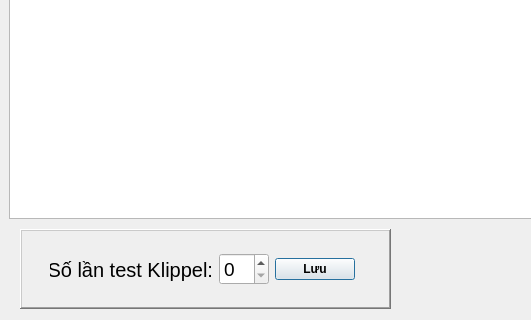
Qt form InspectionDialog.ui (bachlong12623/GateKepperHershey) before a commit; both pictures show x 0 to 531 and y 431 to 751 of the 1109 by 751 pixel window.
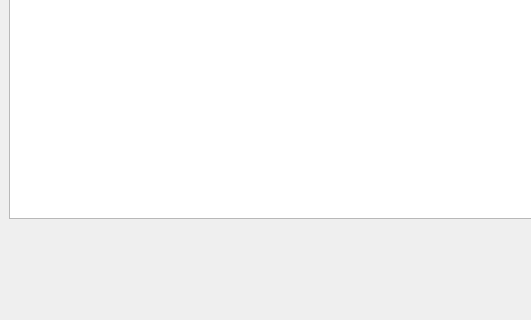
The same form after that commit.

Commit message: Refactor UI elements in MainWindow and InspectionDialog; adjust layout dimensions, enable previously disabled labels, and clean up commented code in ScanPackout

What changed in the file:
```diff
--- a/InspectionDialog.ui
+++ b/InspectionDialog.ui
@@ -90,77 +90,6 @@
     <string>NG trùng Serial:</string>
    </property>
   </widget>
-  <widget class="QFrame" name="frame">
-   <property name="geometry">
-    <rect>
-     <x>20</x>
-     <y>660</y>
-     <width>371</width>
-     <height>80</height>
-    </rect>
-   </property>
-   <property name="frameShape">
-    <enum>QFrame::WinPanel</enum>
-   </property>
-   <property name="frameShadow">
-    <enum>QFrame::Raised</enum>
-   </property>
-   <widget class="QWidget" name="horizontalLayoutWidget">
-    <property name="geometry">
-     <rect>
-      <x>30</x>
-      <y>20</y>
-      <width>305</width>
-      <height>41</height>
-     </rect>
-    </property>
-    <layout class="QHBoxLayout" name="horizontalLayout">
-     <item>
-      <widget class="QLabel" name="label_2">
-       <property name="font">
-        <font>
-         <pointsize>15</pointsize>
-        </font>
-       </property>
-       <property name="text">
-        <string>Số lần test Klippel:</string>
-       </property>
-       <property name="alignment">
-        <set>Qt::AlignRight|Qt::AlignTrailing|Qt::AlignVCenter</set>
-       </property>
-      </widget>
-     </item>
-     <item>
-      <widget class="QSpinBox" name="comparison_spinbox">
-       <property name="sizePolicy">
-        <sizepolicy hsizetype="Fixed" vsizetype="Fixed">
-         <horstretch>0</horstretch>
-         <verstretch>0</verstretch>
-        </sizepolicy>
-       </property>
-       <property name="font">
-        <font>
-         <pointsize>14</pointsize>
-        </font>
-       </property>
-      </widget>
-     </item>
-     <item>
-      <widget class="QPushButton" name="save_button">
-       <property name="font">
-        <font>
-         <weight>75</weight>
-         <bold>true</bold>
-        </font>
-       </property>
-       <property name="text">
-        <string>Lưu</string>
-       </property>
-      </widget>
-     </item>
-    </layout>
-   </widget>
-  </widget>
  </widget>
  <resources/>
  <connections/>
```
The commit also changes 3 other files.
